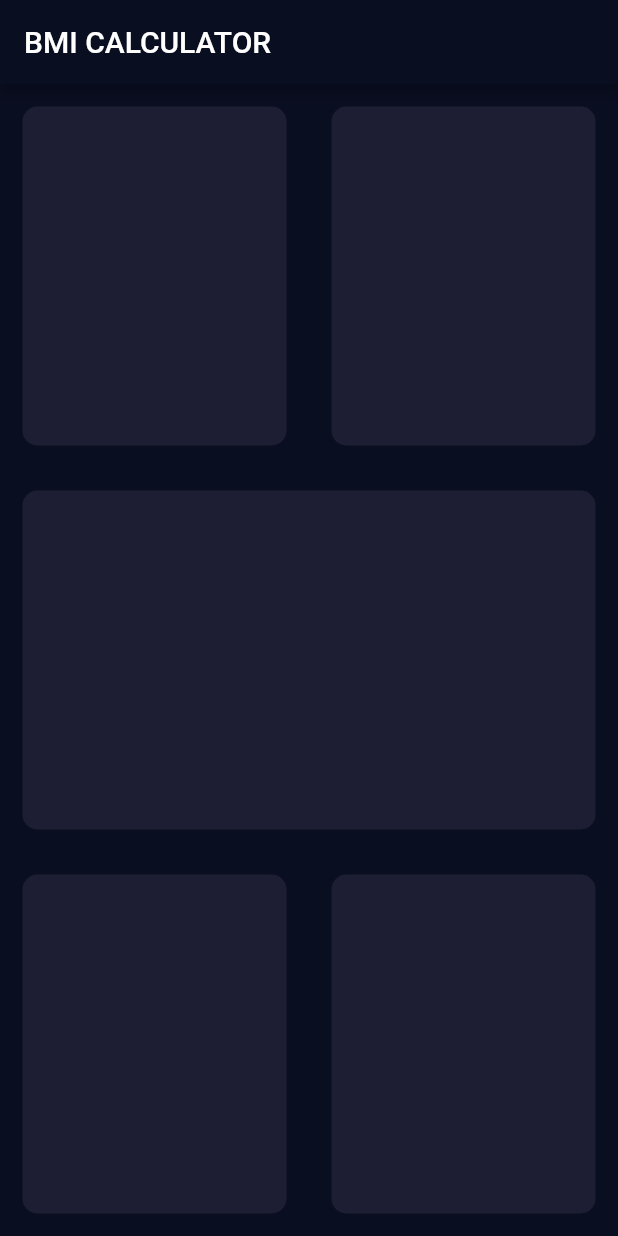
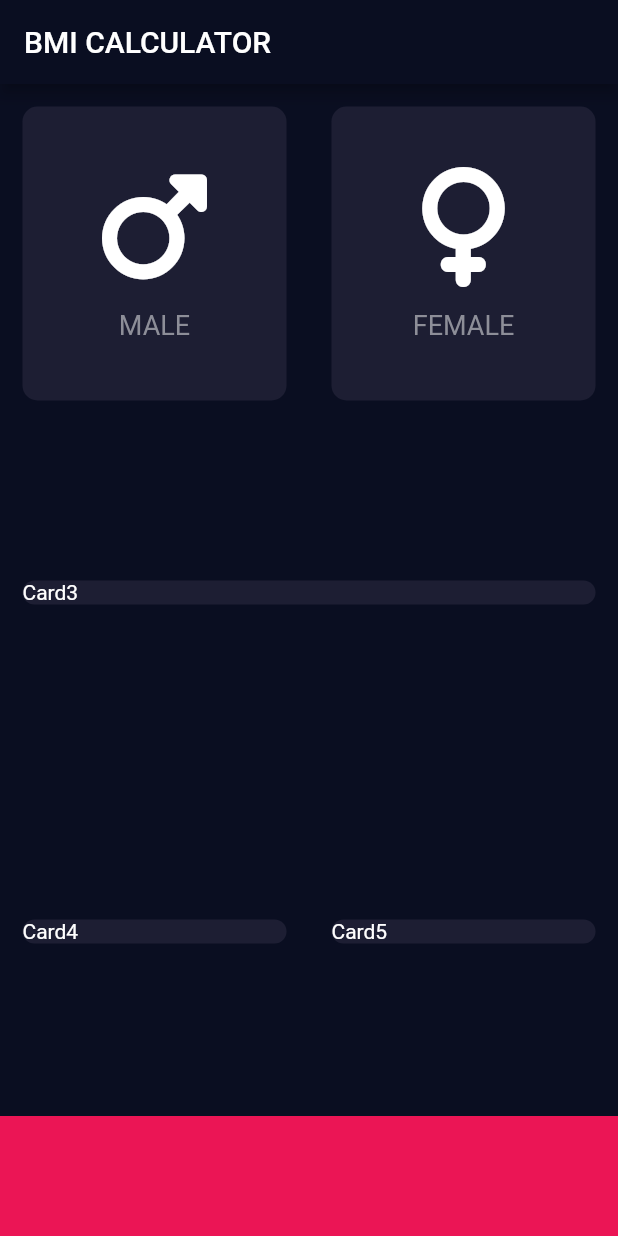
Before and after one commit to i-umairkhan/bmi_calculator, a Flutter app: the screen it shows after launch, on a phone screen of 412 x 824 dp. Run offline on Flutter 3.47's test engine with Material 2 defaults, Android fonts, the phone set to English and light mode, and no system bars; our stand-ins replace font_awesome_flutter.

Commit message:
Created Custome widgets for icons and carsds

```diff
--- a/lib/input_page.dart
+++ b/lib/input_page.dart
@@ -1,4 +1,9 @@
 import 'package:flutter/material.dart';
+import 'package:font_awesome_flutter/font_awesome_flutter.dart';
+
+const bottomContainerHight = 80.0;
+const Color bottomContainerColor = Color(0xFFEB1555);
+const Color activeCardColor = Color(0xFF1D1E33);
 
 class InputPage extends StatefulWidget {
   const InputPage({Key? key}) : super(key: key);
@@ -18,21 +23,21 @@ class _InputPageState extends State<InputPage> {
         children: [
           Expanded(
             child: Row(
-                children: [
+              children: const [
                 Expanded(
-                    child: Container(
-                      decoration: BoxDecoration(
-                          color: const Color(0xFF1D1E33),
-                          borderRadius: BorderRadius.circular(10)),
-                      margin: const EdgeInsets.all(15),
+                  child: ReusableCard(
+                    clr: activeCardColor,
+                    cardChild: IconContent(
+                      ico: (FontAwesomeIcons.mars),
+                      txt: 'MALE',
+                    ),
                   ),
                 ),
                 Expanded(
-                    child: Container(
-                      decoration: BoxDecoration(
-                          color: const Color(0xFF1D1E33),
-                          borderRadius: BorderRadius.circular(10)),
-                      margin: const EdgeInsets.all(15),
+                  child: ReusableCard(
+                    clr: activeCardColor,
+                    cardChild:
+                        IconContent(ico: FontAwesomeIcons.venus, txt: 'FEMALE'),
                   ),
                 ),
               ],
@@ -40,13 +45,11 @@ class _InputPageState extends State<InputPage> {
           ),
           Expanded(
             child: Row(
-                children: [
+              children: const [
                 Expanded(
-                    child: Container(
-                      decoration: BoxDecoration(
-                          color: const Color(0xFF1D1E33),
-                          borderRadius: BorderRadius.circular(10)),
-                      margin: const EdgeInsets.all(15),
+                  child: ReusableCard(
+                    clr: activeCardColor,
+                    cardChild: Text('Card3'),
                   ),
                 ),
               ],
@@ -54,27 +57,77 @@ class _InputPageState extends State<InputPage> {
           ),
           Expanded(
             child: Row(
-                children: [
+              children: const [
                 Expanded(
-                    child: Container(
-                      decoration: BoxDecoration(
-                          color: const Color(0xFF1D1E33),
-                          borderRadius: BorderRadius.circular(10)),
-                      margin: const EdgeInsets.all(15),
+                  child: ReusableCard(
+                    clr: activeCardColor,
+                    cardChild: Text('Card4'),
                   ),
                 ),
                 Expanded(
-                    child: Container(
-                      decoration: BoxDecoration(
-                          color: const Color(0xFF1D1E33),
-                          borderRadius: BorderRadius.circular(10)),
-                      margin: const EdgeInsets.all(15),
+                  child: ReusableCard(
+                    clr: activeCardColor,
+                    cardChild: Text('Card5'),
                   ),
                 ),
               ],
             ),
+          ),
+          Container(
+            color: bottomContainerColor,
+            width: double.infinity,
+            height: bottomContainerHight,
+            margin: const EdgeInsets.only(top: 10),
           )
         ],
-        ));
+      ),
+    );
   }
 }
+
+class IconContent extends StatelessWidget {
+  const IconContent({
+    required this.ico,
+    required this.txt,
+    Key? key,
+  }) : super(key: key);
+
+  final IconData ico;
+  final String txt;
+
+  @override
+  Widget build(BuildContext context) {
+    return Column(
+      mainAxisAlignment: MainAxisAlignment.center,
+      children: [
+        Icon(
+          ico,
+          size: 80,
+        ),
+        const SizedBox(height: 15.0),
+        Text(
+          txt,
+          style: const TextStyle(fontSize: 18, color: Color(0xFF8D8E98)),
+        )
+      ],
+    );
+  }
+}
+
+class ReusableCard extends StatelessWidget {
+  const ReusableCard({required this.clr, required this.cardChild, Key? key})
+      : super(key: key);
+
+  final Color clr;
+  final Widget cardChild;
+
+  @override
+  Widget build(BuildContext context) {
+    return Container(
+      child: cardChild,
+      decoration:
+          BoxDecoration(color: clr, borderRadius: BorderRadius.circular(10)),
+      margin: const EdgeInsets.all(15),
+    );
+  }
+}
--- a/pubspec.yaml
+++ b/pubspec.yaml
@@ -34,6 +34,7 @@ dependencies:
   # The following adds the Cupertino Icons font to your application.
   # Use with the CupertinoIcons class for iOS style icons.
   cupertino_icons: ^1.0.2
+  font_awesome_flutter: ^10.1.0
 
 dev_dependencies:
   flutter_test:
```
Also changed, not shown: pubspec.lock. Lines whose indentation alone changed are shown as unchanged.
